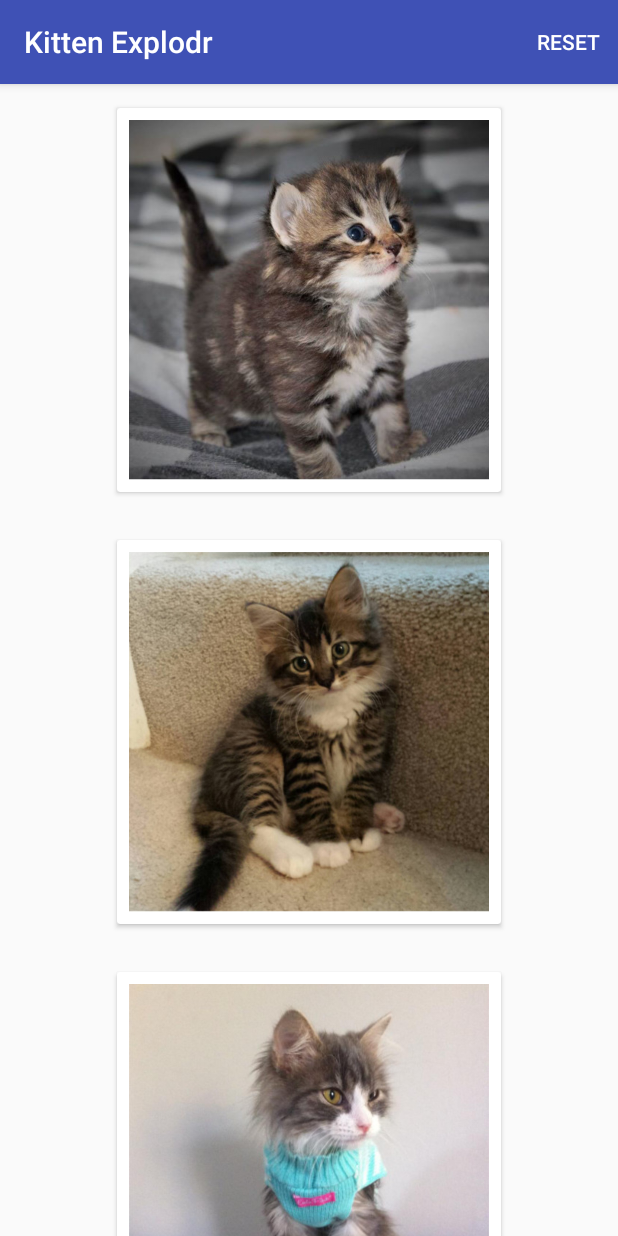
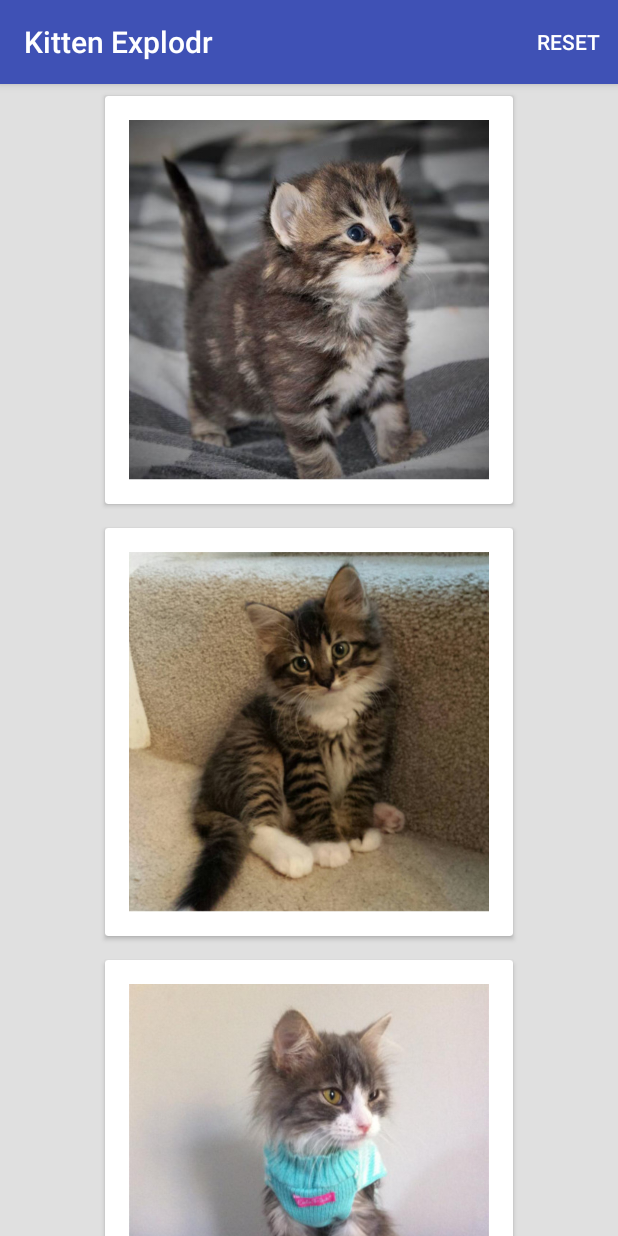
Before and after one commit to axemorgan/Kitten-Explodr, an Android app: the screen it shows after launch (MainActivity), on a phone screen of 412 x 824 dp. Run offline under Robolectric (Android 15) with nearby library versions, the phone set to English and light mode, and no system bars; our stand-ins replace Picasso; libraries missing offline, so code that uses them is left out: tyrantgit.explosionfield; 1 statement that could not run was skipped.

Commit message:
Darken the background and adjusting the padding and centering of kitten image cels

```diff
--- a/app/src/main/res/layout/activity_main.xml
+++ b/app/src/main/res/layout/activity_main.xml
@@ -1,6 +1,5 @@
 <?xml version="1.0" encoding="utf-8"?>
-<android.support.design.widget.CoordinatorLayout
-    xmlns:android="http://schemas.android.com/apk/res/android"
+<android.support.design.widget.CoordinatorLayout xmlns:android="http://schemas.android.com/apk/res/android"
     xmlns:app="http://schemas.android.com/apk/res-auto"
     xmlns:tools="http://schemas.android.com/tools"
     android:layout_width="match_parent"
@@ -18,7 +17,7 @@
             android:layout_width="match_parent"
             android:layout_height="?attr/actionBarSize"
             android:background="?attr/colorPrimary"
-            app:popupTheme="@style/AppTheme.PopupOverlay"/>
+            app:popupTheme="@style/AppTheme.PopupOverlay" />
 
     </android.support.design.widget.AppBarLayout>
 
@@ -27,6 +26,8 @@
         android:layout_width="match_parent"
         android:layout_height="wrap_content"
         android:layout_marginTop="?attr/actionBarSize"
-        android:gravity="center_horizontal"/>
+        android:gravity="center_horizontal"
+        android:background="@color/layout_background"
+        tools:listitem="@layout/recycler_view_cell_cat" />
 
 </android.support.design.widget.CoordinatorLayout>
--- a/app/src/main/res/layout/recycler_view_cell_cat.xml
+++ b/app/src/main/res/layout/recycler_view_cell_cat.xml
@@ -1,26 +1,28 @@
 <?xml version="1.0" encoding="utf-8"?>
-<LinearLayout
-    xmlns:android="http://schemas.android.com/apk/res/android"
+<FrameLayout xmlns:android="http://schemas.android.com/apk/res/android"
     xmlns:card_view="http://schemas.android.com/apk/res-auto"
     xmlns:tools="http://schemas.android.com/tools"
     android:layout_width="match_parent"
-    android:layout_height="wrap_content"
-    android:gravity="center_horizontal"
-    android:orientation="horizontal">
+    android:layout_height="wrap_content">
 
     <android.support.v7.widget.CardView
         android:layout_width="wrap_content"
         android:layout_height="wrap_content"
-        android:layout_margin="16dp"
+        android:layout_gravity="center_horizontal"
+        android:layout_marginBottom="8dp"
+        android:layout_marginEnd="16dp"
+        android:layout_marginStart="16dp"
+        android:layout_marginTop="8dp"
         card_view:cardElevation="2dp">
 
         <ImageView
             android:id="@+id/catImage"
             android:layout_width="240dp"
             android:layout_height="240dp"
-            android:layout_gravity="center_horizontal"
-            android:layout_margin="8dp"
+            android:layout_gravity="center"
+            android:layout_margin="16dp"
             android:scaleType="centerCrop"
-            tools:background="@android:color/holo_blue_dark"/>
+            tools:background="@android:color/holo_blue_dark"
+            tools:ignore="ContentDescription" />
     </android.support.v7.widget.CardView>
-</LinearLayout>
+</FrameLayout>
--- a/app/src/main/res/values/colors.xml
+++ b/app/src/main/res/values/colors.xml
@@ -3,4 +3,5 @@
     <color name="colorPrimary">#3F51B5</color>
     <color name="colorPrimaryDark">#303F9F</color>
     <color name="colorAccent">#FF4081</color>
+    <color name="layout_background">#e0e0e0</color>
 </resources>
--- a/build.gradle
+++ b/build.gradle
@@ -5,7 +5,7 @@ buildscript {
         jcenter()
     }
     dependencies {
-        classpath 'com.android.tools.build:gradle:2.3.0-beta2'
+        classpath 'com.android.tools.build:gradle:2.2.3'
 
         // NOTE: Do not place your application dependencies here; they belong
         // in the individual module build.gradle files
```
